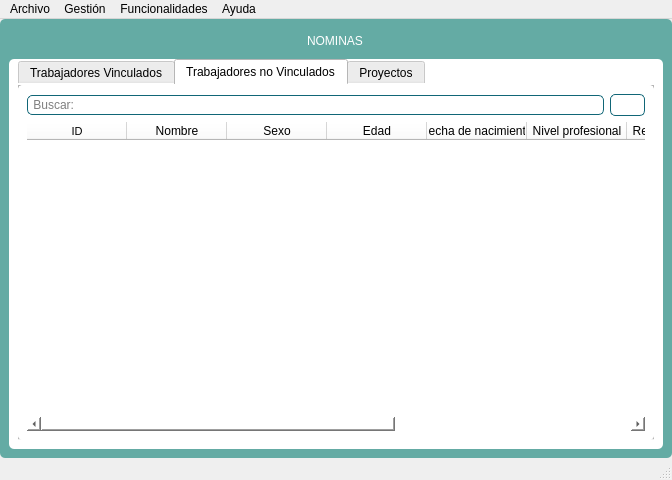
Reynier2020/Sistema_nominas, file Sistema de nominas/Vista/UI/Ventana.ui: the form before one commit.
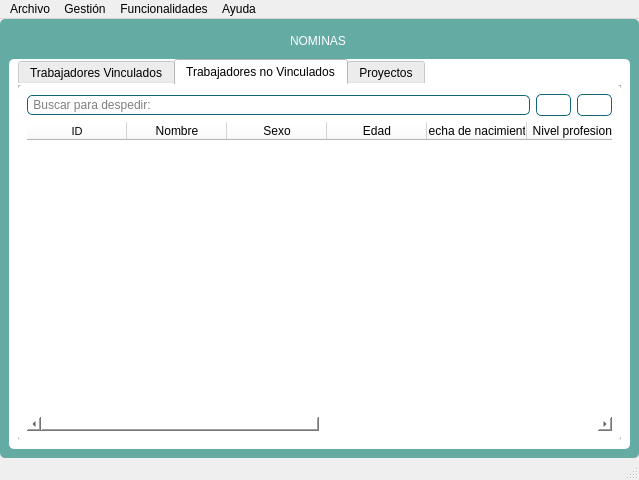
The form after the commit. The open tabs and pages were chosen to show the change. Icons and pictures are not drawn.

Diff of the .ui file:
```diff
--- a/Sistema de nominas/Vista/UI/Ventana.ui
+++ b/Sistema de nominas/Vista/UI/Ventana.ui
@@ -6,7 +6,7 @@
    <rect>
     <x>0</x>
     <y>0</y>
-    <width>672</width>
+    <width>639</width>
     <height>480</height>
    </rect>
   </property>
@@ -443,13 +443,36 @@
                      <bool>false</bool>
                     </property>
                     <property name="placeholderText">
-                     <string> Buscar:</string>
+                     <string> Buscar para despedir:</string>
                     </property>
                     <property name="clearButtonEnabled">
                      <bool>true</bool>
                     </property>
                    </widget>
                   </item>
+                  <item>
+                   <widget class="QPushButton" name="pushButton_dep_no_vin">
+                    <property name="minimumSize">
+                     <size>
+                      <width>35</width>
+                      <height>22</height>
+                     </size>
+                    </property>
+                    <property name="maximumSize">
+                     <size>
+                      <width>50</width>
+                      <height>22</height>
+                     </size>
+                    </property>
+                    <property name="styleSheet">
+                     <string notr="true">background-color: rgb(255, 255, 255);
+border:1px solid #167;</string>
+                    </property>
+                    <property name="text">
+                     <string/>
+                    </property>
+                   </widget>
+                  </item>
                   <item>
                    <widget class="QPushButton" name="pushButton_refresh_no">
                     <property name="minimumSize">
@@ -749,7 +772,7 @@
     <rect>
      <x>0</x>
      <y>0</y>
-     <width>672</width>
+     <width>639</width>
      <height>21</height>
     </rect>
    </property>
```
Left out of the diff: 27 changed lines with no effect on the pictures.
